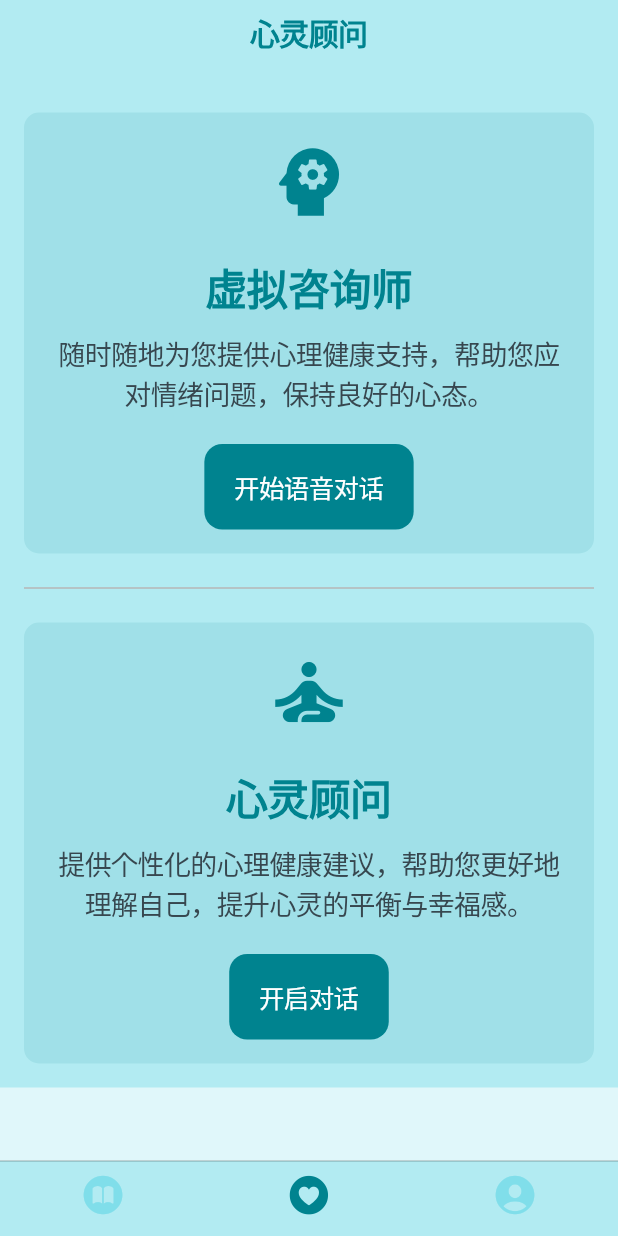
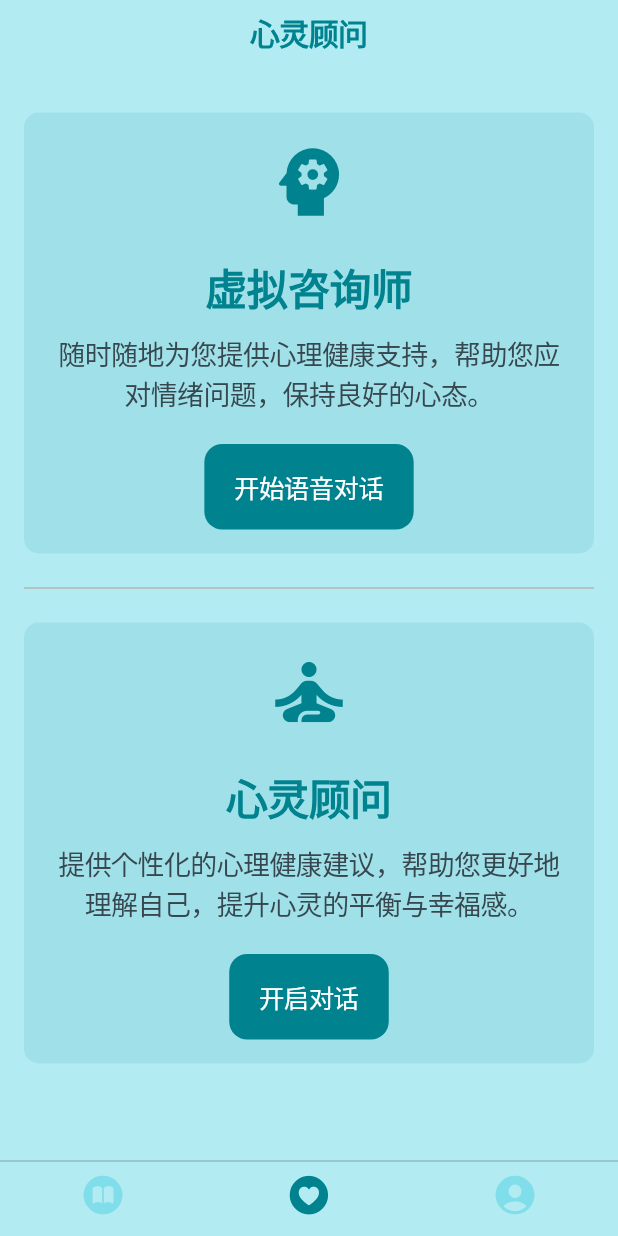
Before and after one commit to 12mimo/-, a Flutter app: the screen it shows after launch, item 2 of the bottom bar chosen, on a phone screen of 412 x 824 dp. Run offline on Flutter 3.47's test engine with Material 3 defaults, Android fonts, the phone set to English and light mode, and no system bars; our stand-ins replace connectivity_plus, drift, image_picker, permission_handler, shared_preferences, speech_to_text and 1 more; accounts and stored records are empty; generated files the repository leaves out were written again; network calls fail.

```diff
--- a/lib/pages/consultant/index.dart
+++ b/lib/pages/consultant/index.dart
@@ -27,7 +27,8 @@ class VirtualConsultantPage extends StatelessWidget {
         ),
         backgroundColor: appStyle.backgroundColor,
       ),
-      child: Padding(
+      child: Container(
+        height: double.infinity, // 确保容器占满整个高度
         padding: const EdgeInsets.only(bottom: 0.0),
         child: SingleChildScrollView(
           padding: const EdgeInsets.all(16.0),
```
